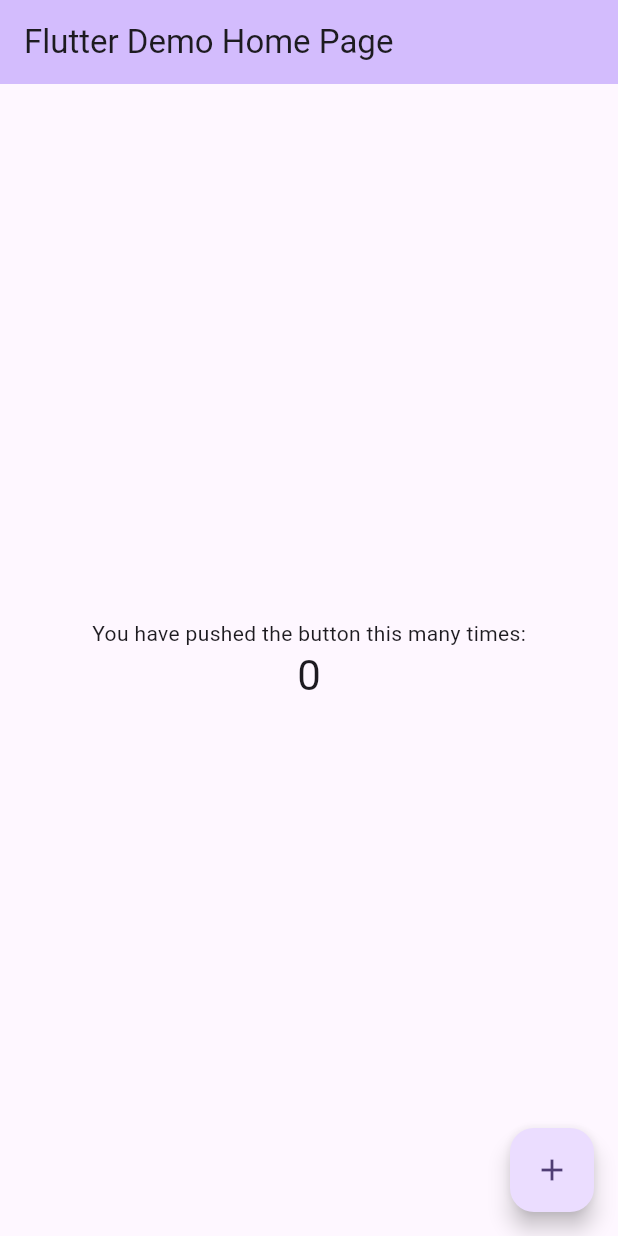
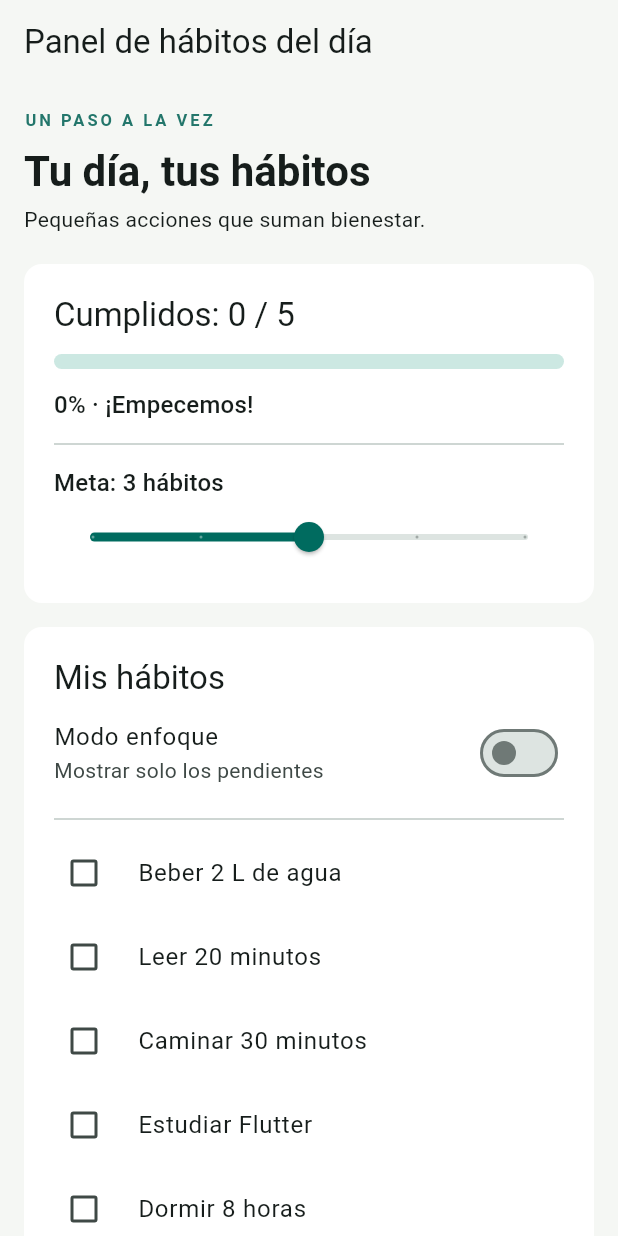
Before and after one commit to alanrey777-rgb/e2_l1_alan_reyes, a Flutter app: the screen it shows after launch, on a phone screen of 412 x 824 dp. Run offline on Flutter 3.47's test engine with Material 3 defaults, Android fonts, the phone set to English and light mode, and no system bars.

Commit message:
feat: implementar panel y pruebas de comportamiento

```diff
--- a/lib/main.dart
+++ b/lib/main.dart
@@ -1,121 +1,249 @@
 import 'package:flutter/material.dart';
 
-void main() {
-  runApp(const MyApp());
+void main() => runApp(
+  MaterialApp(
+    debugShowCheckedModeBanner: false,
+    title: 'Panel de hábitos del día',
+    theme: ThemeData(
+      colorScheme: ColorScheme.fromSeed(seedColor: const Color(0xFF23766B)),
+      scaffoldBackgroundColor: const Color(0xFFF5F7F4),
+      useMaterial3: true,
+    ),
+    home: const PanelHabitos(),
+  ),
+);
+
+class PanelHabitos extends StatefulWidget {
+  const PanelHabitos({super.key});
+  @override
+  State<PanelHabitos> createState() => _PanelHabitosState();
 }
 
-class MyApp extends StatelessWidget {
-  const MyApp({super.key});
+class _PanelHabitosState extends State<PanelHabitos> {
+  static const habitos = <String>[
+    'Beber 2 L de agua',
+    'Leer 20 minutos',
+    'Caminar 30 minutos',
+    'Estudiar Flutter',
+    'Dormir 8 horas',
+  ];
+  late List<bool> cumplidos;
+  late int meta;
+  late bool enfoque;
+  late String nota;
+  late final TextEditingController notaController;
 
-  // This widget is the root of your application.
   @override
-  Widget build(BuildContext context) {
-    return MaterialApp(
-      title: 'Flutter Demo',
-      theme: ThemeData(
-        // This is the theme of your application.
-        //
-        // TRY THIS: Try running your application with "flutter run". You'll see
-        // the application has a purple toolbar. Then, without quitting the app,
-        // try changing the seedColor in the colorScheme below to Colors.green
-        // and then invoke "hot reload" (save your changes or press the "hot
-        // reload" button in a Flutter-supported IDE, or press "r" if you used
-        // the command line to start the app).
-        //
-        // Notice that the counter didn't reset back to zero; the application
-        // state is not lost during the reload. To reset the state, use hot
-        // restart instead.
-        //
-        // This works for code too, not just values: Most code changes can be
-        // tested with just a hot reload.
-        colorScheme: .fromSeed(seedColor: Colors.deepPurple),
-      ),
-      home: const MyHomePage(title: 'Flutter Demo Home Page'),
-    );
-  }
+  void initState() {
+    super.initState();
+    cumplidos = List<bool>.filled(habitos.length, false);
+    meta = 3;
+    enfoque = false;
+    nota = '';
+    notaController = TextEditingController();
   }
 
-class MyHomePage extends StatefulWidget {
-  const MyHomePage({super.key, required this.title});
-
-  // This widget is the home page of your application. It is stateful, meaning
-  // that it has a State object (defined below) that contains fields that affect
-  // how it looks.
-
-  // This class is the configuration for the state. It holds the values (in this
-  // case the title) provided by the parent (in this case the App widget) and
-  // used by the build method of the State. Fields in a Widget subclass are
-  // always marked "final".
-
-  final String title;
-
-  @override
-  State<MyHomePage> createState() => _MyHomePageState();
+  int get cantidadCumplidos => cumplidos.where((cumplido) => cumplido).length;
+  double get progreso => cantidadCumplidos / habitos.length;
+  int get porcentaje => (progreso * 100).round();
+  bool get metaAlcanzada => cantidadCumplidos >= meta;
+  String get mensaje {
+    if (porcentaje == 0) return '¡Empecemos!';
+    if (porcentaje < 50) return 'Buen inicio';
+    if (porcentaje < 100) return '¡Vas muy bien!';
+    return '¡Día completado! 🎉';
   }
 
-class _MyHomePageState extends State<MyHomePage> {
-  int _counter = 0;
+  void guardarNota() => setState(() => nota = notaController.text.trim());
 
-  void _incrementCounter() {
+  void reiniciarDia() {
     setState(() {
-      // This call to setState tells the Flutter framework that something has
-      // changed in this State, which causes it to rerun the build method below
-      // so that the display can reflect the updated values. If we changed
-      // _counter without calling setState(), then the build method would not be
-      // called again, and so nothing would appear to happen.
-      _counter++;
+      cumplidos = List<bool>.filled(habitos.length, false);
+      meta = 3;
+      enfoque = false;
+      nota = '';
+      notaController.clear();
     });
+    FocusScope.of(context).unfocus();
   }
 
   @override
+  void dispose() {
+    notaController.dispose();
+    super.dispose();
+  }
+
+  Widget tarjeta(Widget contenido) => Card(
+    margin: const EdgeInsets.only(bottom: 16),
+    elevation: 0,
+    color: Colors.white,
+    child: Padding(padding: const EdgeInsets.all(20), child: contenido),
+  );
+
+  @override
   Widget build(BuildContext context) {
-    // This method is rerun every time setState is called, for instance as done
-    // by the _incrementCounter method above.
-    //
-    // The Flutter framework has been optimized to make rerunning build methods
-    // fast, so that you can just rebuild anything that needs updating rather
-    // than having to individually change instances of widgets.
+    final textos = Theme.of(context).textTheme;
     return Scaffold(
       appBar: AppBar(
-        // TRY THIS: Try changing the color here to a specific color (to
-        // Colors.amber, perhaps?) and trigger a hot reload to see the AppBar
-        // change color while the other colors stay the same.
-        backgroundColor: Theme.of(context).colorScheme.inversePrimary,
-        // Here we take the value from the MyHomePage object that was created by
-        // the App.build method, and use it to set our appbar title.
-        title: Text(widget.title),
+        title: const Text('Panel de hábitos del día'),
+        backgroundColor: const Color(0xFFF5F7F4),
       ),
-      body: Center(
-        // Center is a layout widget. It takes a single child and positions it
-        // in the middle of the parent.
+      body: SafeArea(
+        child: SingleChildScrollView(
+          keyboardDismissBehavior: ScrollViewKeyboardDismissBehavior.onDrag,
+          padding: const EdgeInsets.all(16),
+          child: Center(
+            child: ConstrainedBox(
+              constraints: const BoxConstraints(maxWidth: 640),
               child: Column(
-          // Column is also a layout widget. It takes a list of children and
-          // arranges them vertically. By default, it sizes itself to fit its
-          // children horizontally, and tries to be as tall as its parent.
-          //
-          // Column has various properties to control how it sizes itself and
-          // how it positions its children. Here we use mainAxisAlignment to
-          // center the children vertically; the main axis here is the vertical
-          // axis because Columns are vertical (the cross axis would be
-          // horizontal).
-          //
-          // TRY THIS: Invoke "debug painting" (choose the "Toggle Debug Paint"
-          // action in the IDE, or press "p" in the console), to see the
-          // wireframe for each widget.
-          mainAxisAlignment: .center,
+                crossAxisAlignment: CrossAxisAlignment.stretch,
                 children: [
-            const Text('You have pushed the button this many times:'),
+                  const Text(
+                    'UN PASO A LA VEZ',
+                    style: TextStyle(
+                      letterSpacing: 2,
+                      fontSize: 11,
+                      fontWeight: FontWeight.w700,
+                      color: Color(0xFF23766B),
+                    ),
+                  ),
+                  const SizedBox(height: 8),
                   Text(
-              '$_counter',
-              style: Theme.of(context).textTheme.headlineMedium,
+                    'Tu día, tus hábitos',
+                    style: textos.headlineMedium?.copyWith(
+                      fontWeight: FontWeight.bold,
+                    ),
+                  ),
+                  const Padding(
+                    padding: EdgeInsets.only(top: 4, bottom: 20),
+                    child: Text('Pequeñas acciones que suman bienestar.'),
+                  ),
+                  tarjeta(
+                    Column(
+                      crossAxisAlignment: CrossAxisAlignment.start,
+                      children: [
+                        Text(
+                          'Cumplidos: $cantidadCumplidos / ${habitos.length}',
+                          style: textos.titleLarge,
+                        ),
+                        const SizedBox(height: 12),
+                        LinearProgressIndicator(
+                          value: progreso,
+                          minHeight: 10,
+                          borderRadius: BorderRadius.circular(8),
+                          semanticsLabel: 'Progreso diario',
+                          semanticsValue: '$porcentaje%',
+                        ),
+                        const SizedBox(height: 12),
+                        Text(
+                          '$porcentaje% · $mensaje',
+                          key: const Key('progresoTexto'),
+                          style: textos.titleMedium,
+                        ),
+                        const Divider(height: 28),
+                        Text('Meta: $meta hábitos', style: textos.titleMedium),
+                        Slider(
+                          key: const Key('metaSlider'),
+                          value: meta.toDouble(),
+                          min: 1,
+                          max: 5,
+                          divisions: 4,
+                          label: '$meta',
+                          onChanged: (valor) =>
+                              setState(() => meta = valor.round()),
+                        ),
+                        if (metaAlcanzada)
+                          const Chip(
+                            avatar: Icon(Icons.check_circle, size: 18),
+                            label: Text('Meta alcanzada'),
                           ),
                       ],
                     ),
                   ),
-      floatingActionButton: FloatingActionButton(
-        onPressed: _incrementCounter,
-        tooltip: 'Increment',
-        child: const Icon(Icons.add),
+                  tarjeta(
+                    Column(
+                      crossAxisAlignment: CrossAxisAlignment.start,
+                      children: [
+                        Text('Mis hábitos', style: textos.titleLarge),
+                        SwitchListTile(
+                          key: const Key('enfoqueSwitch'),
+                          contentPadding: EdgeInsets.zero,
+                          title: const Text('Modo enfoque'),
+                          subtitle: const Text('Mostrar solo los pendientes'),
+                          value: enfoque,
+                          onChanged: (valor) => setState(() => enfoque = valor),
+                        ),
+                        const Divider(),
+                        // Filtrar la vista conserva el índice original de cada hábito.
+                        for (int indice = 0; indice < habitos.length; indice++)
+                          if (!enfoque || !cumplidos[indice])
+                            CheckboxListTile(
+                              key: Key('habito_$indice'),
+                              contentPadding: EdgeInsets.zero,
+                              controlAffinity: ListTileControlAffinity.leading,
+                              title: Text(habitos[indice]),
+                              value: cumplidos[indice],
+                              onChanged: (valor) => setState(
+                                () => cumplidos[indice] = valor ?? false,
+                              ),
+                            ),
+                        if (enfoque && cantidadCumplidos == habitos.length)
+                          const Padding(
+                            padding: EdgeInsets.all(12),
+                            child: Text('¡No quedan hábitos pendientes!'),
+                          ),
+                      ],
+                    ),
+                  ),
+                  tarjeta(
+                    Column(
+                      crossAxisAlignment: CrossAxisAlignment.stretch,
+                      children: [
+                        Text('Una nota para hoy', style: textos.titleLarge),
+                        const SizedBox(height: 16),
+                        TextField(
+                          key: const Key('notaCampo'),
+                          controller: notaController,
+                          decoration: const InputDecoration(
+                            labelText: 'Nota del día',
+                            hintText: '¿Cómo te fue hoy?',
+                            border: OutlineInputBorder(),
+                          ),
+                          textInputAction: TextInputAction.done,
+                          onSubmitted: (_) => guardarNota(),
+                        ),
+                        const SizedBox(height: 12),
+                        FilledButton.icon(
+                          key: const Key('guardarNota'),
+                          onPressed: guardarNota,
+                          icon: const Icon(Icons.save_outlined),
+                          label: const Text('Guardar nota'),
+                        ),
+                        const SizedBox(height: 12),
+                        Card.filled(
+                          child: Padding(
+                            padding: const EdgeInsets.all(16),
+                            child: Text(
+                              nota.isEmpty ? 'Sin nota' : nota,
+                              key: const Key('notaGuardada'),
+                            ),
+                          ),
+                        ),
+                      ],
+                    ),
+                  ),
+                  OutlinedButton.icon(
+                    key: const Key('reiniciar'),
+                    onPressed: reiniciarDia,
+                    icon: const Icon(Icons.restart_alt),
+                    label: const Text('Reiniciar día'),
+                  ),
+                  const SizedBox(height: 16),
+                ],
+              ),
+            ),
+          ),
+        ),
       ),
     );
   }
--- a/pubspec.yaml
+++ b/pubspec.yaml
@@ -36,6 +36,8 @@ dependencies:
   cupertino_icons: ^1.0.8
 
 dev_dependencies:
+  integration_test:
+    sdk: flutter
   flutter_test:
     sdk: flutter
 
```
Also changed, not shown: test_driver/integration_test.dart (added, +17 -0 lines), pubspec.lock, 2 other files. Lines whose indentation alone changed are shown as unchanged.
